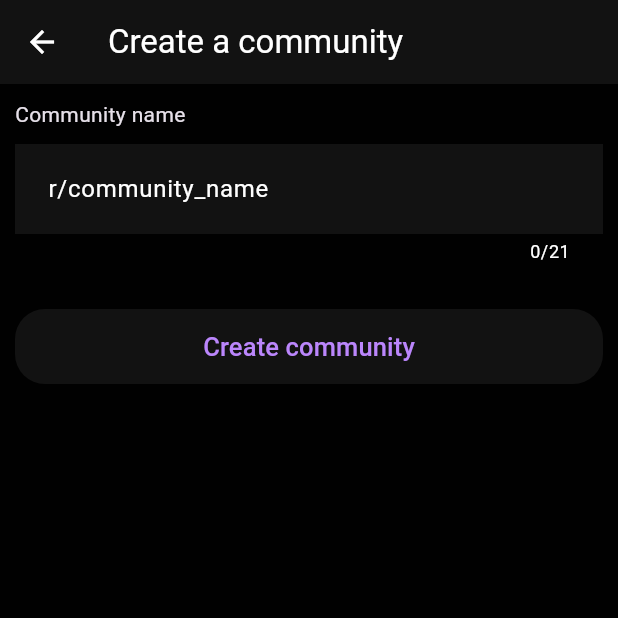
After one commit to zg0ul/Reddit-Clone, a Flutter app: the CreateCommunityScreen screen opened directly, on a phone screen of 412 x 824 dp, the top half of it. The commit adds this screen. Run offline on Flutter 3.47's test engine with Material 3 defaults, Android fonts, the phone set to English and light mode, and no system bars; our stand-ins replace cloud_firestore, firebase_auth, firebase_core, firebase_storage, flutter_riverpod, fpdart and 2 more; accounts and stored records are empty; generated files the repository leaves out were written again; network calls fail.

Commit message:
added 'create a community' page

```diff
--- /dev/null
+++ b/lib/features/community/screens/create_community_screen.dart
@@ -0,0 +1,65 @@
+import 'package:flutter/material.dart';
+import 'package:flutter_riverpod/flutter_riverpod.dart';
+
+// we need a stateful consumer widget to access the ref and be able to dispose of the text fields
+class CreateCommunityScreen extends ConsumerStatefulWidget {
+  const CreateCommunityScreen({super.key});
+
+  @override
+  ConsumerState<ConsumerStatefulWidget> createState() =>
+      _CreateCommunityScreenState();
+}
+
+class _CreateCommunityScreenState extends ConsumerState<CreateCommunityScreen> {
+  final communityNameController = TextEditingController();
+
+  @override
+  void dispose() {
+    super.dispose();
+    communityNameController.dispose();
+  }
+
+  @override
+  Widget build(BuildContext context) {
+    return Scaffold(
+        appBar: AppBar(
+          title: const Text('Create a community'),
+        ),
+        body: Padding(
+          padding: const EdgeInsets.all(10.0),
+          child: Column(
+            children: [
+              const Align(
+                alignment: Alignment.topLeft,
+                child: Text('Community name'),
+              ),
+              const SizedBox(height: 10.0),
+              TextField(
+                controller: communityNameController,
+                decoration: const InputDecoration(
+                  hintText: 'r/community_name',
+                  filled: true,
+                  border: InputBorder.none,
+                  contentPadding: EdgeInsets.all(18),
+                ),
+                maxLength: 21,
+              ),
+              const SizedBox(height: 30.0),
+              ElevatedButton(
+                onPressed: () {},
+                style: ElevatedButton.styleFrom(
+                  minimumSize: const Size(double.infinity, 50),
+                  shape: RoundedRectangleBorder(
+                    borderRadius: BorderRadius.circular(20),
+                  ),
+                ),
+                child: const Text(
+                  'Create community',
+                  style: TextStyle(fontSize: 17),
+                ),
+              ),
+            ],
+          ),
+        ));
+  }
+}
--- a/lib/main.dart
+++ b/lib/main.dart
@@ -46,7 +46,8 @@ class _MyAppState extends ConsumerState<MyApp> {
             debugShowCheckedModeBanner: false,
             title: 'Reddit Clone',
             theme: Pallete.darkModeAppTheme,
-            routerDelegate: RoutemasterDelegate(routesBuilder: (context) {
+            routerDelegate: RoutemasterDelegate(
+              routesBuilder: (context) {
                 if (data != null) {
                   getData(ref, data);
                   if (ref.watch(userProvider) != null) {
@@ -54,7 +55,8 @@ class _MyAppState extends ConsumerState<MyApp> {
                   }
                 }
                 return loggedOutRoute;
-            }),
+              },
+            ),
             routeInformationParser: const RoutemasterParser(),
           ),
           error: (error, stackTrace) => ErrorText(error: error.toString()),
--- a/lib/router.dart
+++ b/lib/router.dart
@@ -3,6 +3,7 @@
 
 import 'package:flutter/material.dart';
 import 'package:reddit_clone/features/auth/screens/login_screen.dart';
+import 'package:reddit_clone/features/community/screens/create_community_screen.dart';
 import 'package:reddit_clone/features/home/screens/home_screen.dart';
 import 'package:routemaster/routemaster.dart';
 
@@ -12,4 +13,6 @@ final loggedOutRoute = RouteMap(routes: {
 
 final loggedInRoute = RouteMap(routes: {
   '/': (_) => const MaterialPage(child: HomeScreen()),
+  '/create-community': (_) =>
+      const MaterialPage(child: CreateCommunityScreen()),
 });
```
Also changed, not shown: lib/features/home/drawers/community_list_drawer.dart (added, +28 -0 lines), lib/features/home/screens/home_screen.dart (+28 -3 lines), 4 other files. Lines whose indentation alone changed are shown as unchanged.
